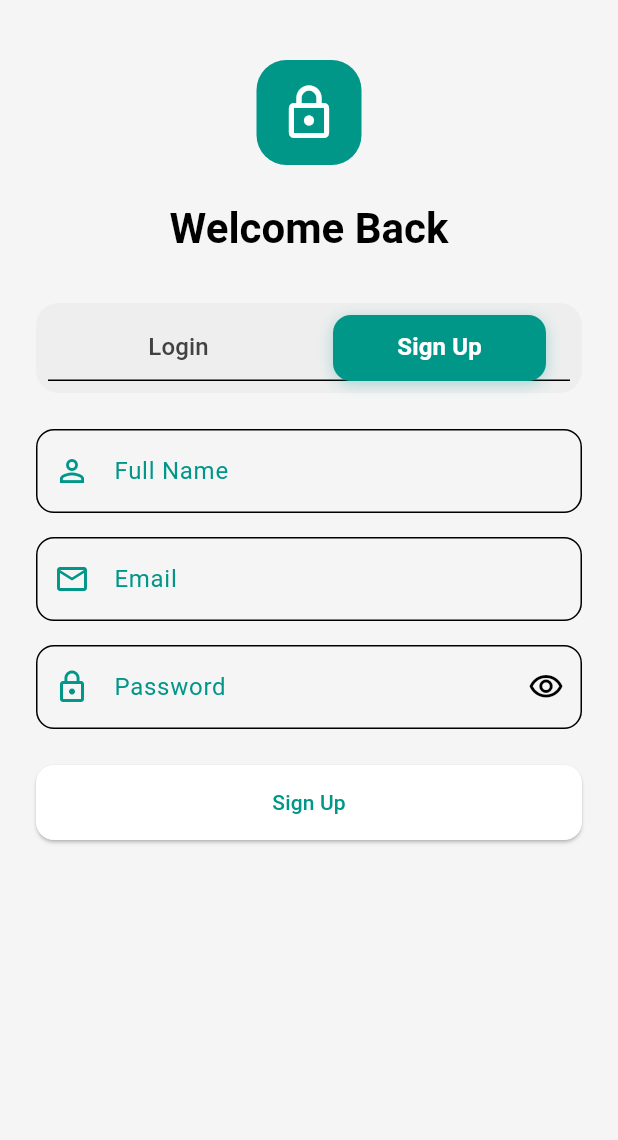
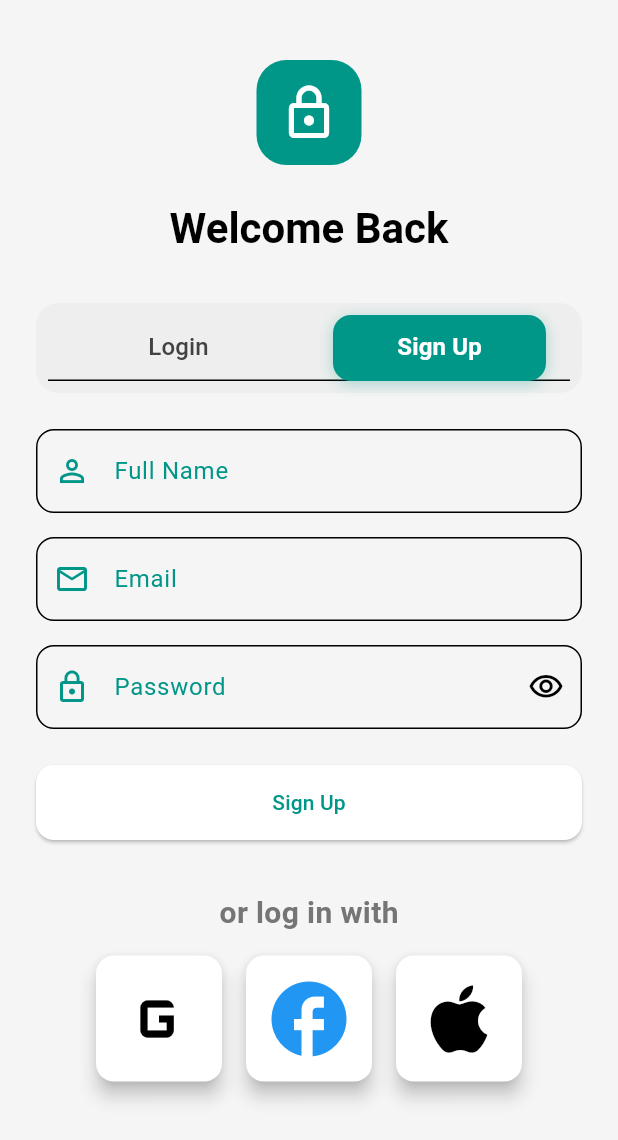
Before and after one commit to bryann54/tickoyako, a Flutter app: the screen it shows after launch, tab 2 chosen, on a phone screen of 412 x 824 dp. Shown: the top 1140 px of the screen. Run offline on Flutter 3.47's test engine with Material 3 defaults, Android fonts, the phone set to English and light mode, and no system bars; our stand-ins replace bloc, equatable, flutter_bloc; missing offline and left inert: floating_frosted_bottom_bar.

Commit message:
auth with google file

```diff
--- a/lib/core/strings.dart
+++ b/lib/core/strings.dart
@@ -46,3 +46,4 @@ const forgot_password='Forgot Password?';
 const name_text= 'Please enter your name';
 const email_hint='Please enter your email';
 const fullname= 'Full Name';
+const login_options='or log in with';
--- a/lib/presentation/features/auth/presentation/bloc/auth_event.dart
+++ b/lib/presentation/features/auth/presentation/bloc/auth_event.dart
@@ -16,6 +16,7 @@ class LoginSubmitted extends AuthEvent {
   List<Object?> get props => [email, password];
 }
 
+
 class SignUpSubmitted extends AuthEvent {
   final String name;
   final String email;
@@ -26,7 +27,6 @@ class SignUpSubmitted extends AuthEvent {
     required this.email,
     required this.password,
   });
+}
 
-  @override
-  List<Object?> get props => [name, email, password];
-}
+class GoogleSignInRequested extends AuthEvent {}
--- a/lib/presentation/features/auth/presentation/widgets/signup_tab_widget.dart
+++ b/lib/presentation/features/auth/presentation/widgets/signup_tab_widget.dart
@@ -4,6 +4,7 @@ import 'package:tickoyako/core/colors.dart';
 import 'package:tickoyako/core/strings.dart';
 import 'package:tickoyako/presentation/features/auth/presentation/bloc/auth_bloc.dart';
 import 'package:tickoyako/presentation/features/auth/presentation/bloc/auth_event.dart';
+import 'package:tickoyako/presentation/features/auth/presentation/widgets/social_buttons.dart';
 
 class SignUpTab extends StatefulWidget {
   const SignUpTab({Key? key}) : super(key: key);
@@ -139,9 +140,45 @@ class _SignUpTabState extends State<SignUpTab> {
                 },
               ),
             ),
+                   const SizedBox(height: 34),
+            const Text(
+              login_options,
+              style: TextStyle(fontSize: 20, fontWeight: FontWeight.bold),
+            ),
+            const SizedBox(
+              height: 14,
+            ),
+            // Social Login Options
+            Row(
+              mainAxisAlignment: MainAxisAlignment.center,
+              children: [
+                SocialButton(
+                  icon: Icons.g_mobiledata,
+                 onPressed: () {
+                    context.read<AuthBloc>().add(GoogleSignInRequested());
+                  },
+                ),
+                const SizedBox(width: 16),
+                SocialButton(
+                  icon: Icons.facebook,
+                  color: Colors.blue,
+                  onPressed: () {
+                    // Handle Facebook login
+                  },
+                ),
+                const SizedBox(width: 16),
+                SocialButton(
+                  icon: Icons.apple,
+                  onPressed: () {},
+                ),
+              ],
+            ),
+            const SizedBox(height: 24),
           ],
+
         ),
       ),
     );
   }
+
 }
--- /dev/null
+++ b/lib/presentation/features/auth/presentation/widgets/social_buttons.dart
@@ -0,0 +1,39 @@
+
+import 'package:flutter/material.dart';
+
+class SocialButton extends StatelessWidget {
+  final IconData icon;
+  final Color? color;
+  final VoidCallback onPressed;
+
+  const SocialButton({
+    Key? key,
+    required this.icon,
+    this.color,
+    required this.onPressed,
+  }) : super(key: key);
+
+  @override
+  Widget build(BuildContext context) {
+    return Material(
+      elevation: 5,
+      borderRadius: BorderRadius.circular(12),
+      child: InkWell(
+        onTap: onPressed,
+        borderRadius: BorderRadius.circular(12),
+        child: Container(
+          padding: const EdgeInsets.all(12),
+          decoration: BoxDecoration(
+            borderRadius: BorderRadius.circular(12),
+          ),
+          child: Icon(
+            icon,
+            size: 60,
+            color: color ??
+                Colors.black,
+          ),
+        ),
+      ),
+    );
+  }
+}
--- a/pubspec.yaml
+++ b/pubspec.yaml
@@ -27,6 +27,9 @@ dependencies:
   floating_frosted_bottom_bar: ^0.0.1
   flutter_floating_bottom_bar: ^1.2.1+1
   provider: ^6.1.1
+  firebase_core: latest_version
+  firebase_auth: latest_version
+  google_sign_in: latest_version
 
 dev_dependencies:
   flutter_test:
```
Also changed, not shown: lib/presentation/features/auth/presentation/bloc/auth_bloc.dart (+17 -0 lines), lib/presentation/features/auth/presentation/widgets/login_tab_widget.dart (+60 -56 lines), 3 other files.
